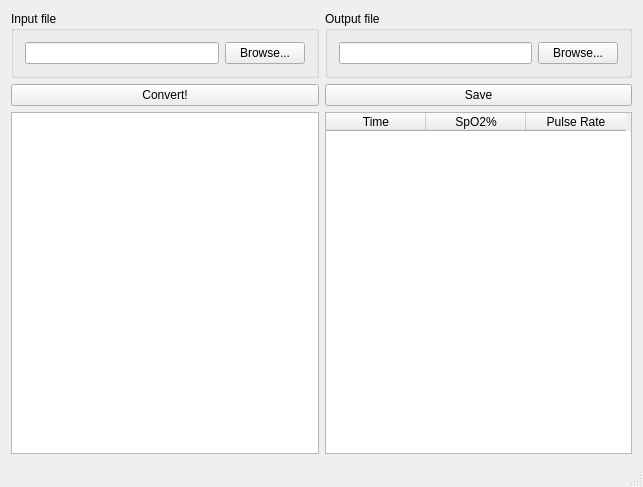
This is mainwindow.ui in zed0/SpO2Converter as Qt 5 draws it before an edit. The edited form follows.
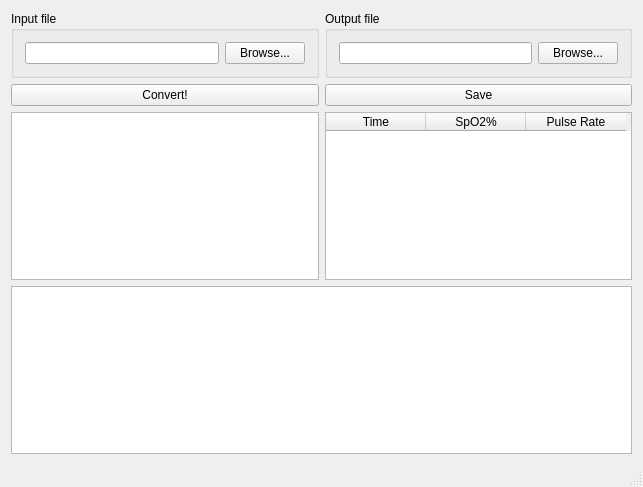
This is the edited form.

What changed in the file:
```diff
--- a/mainwindow.ui
+++ b/mainwindow.ui
@@ -110,6 +110,9 @@
       </property>
      </widget>
     </item>
+    <item row="3" column="0" colspan="2">
+     <widget class="QGraphicsView" name="graphicsView"/>
+    </item>
    </layout>
   </widget>
   <widget class="QMenuBar" name="menuBar">
```
